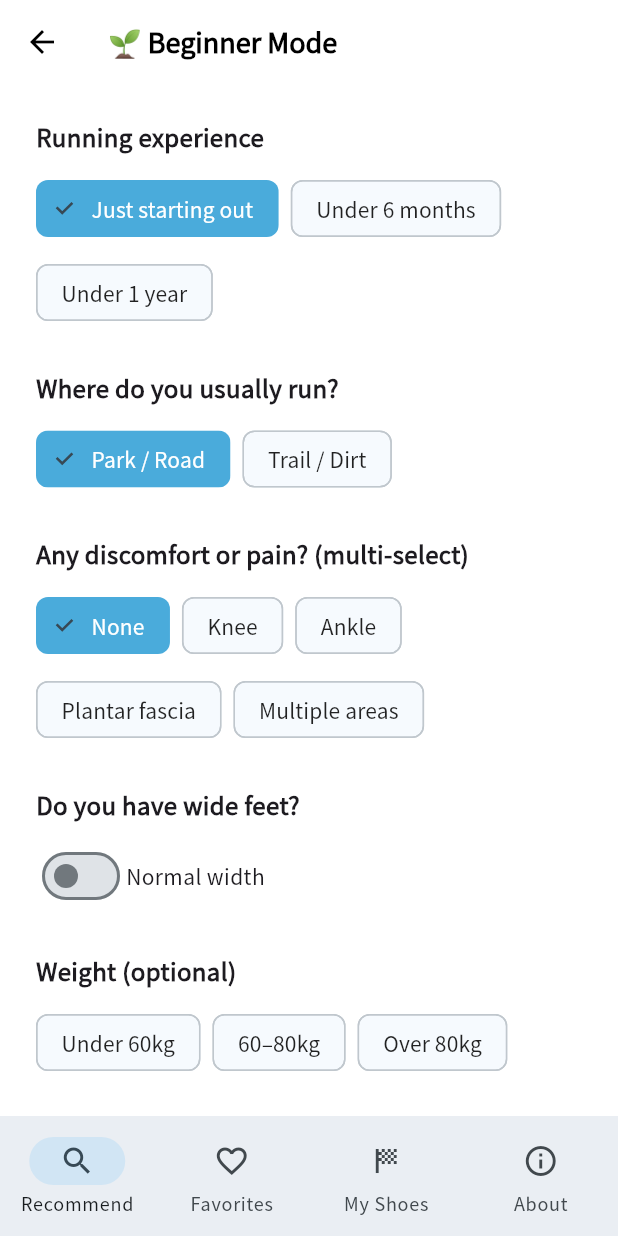
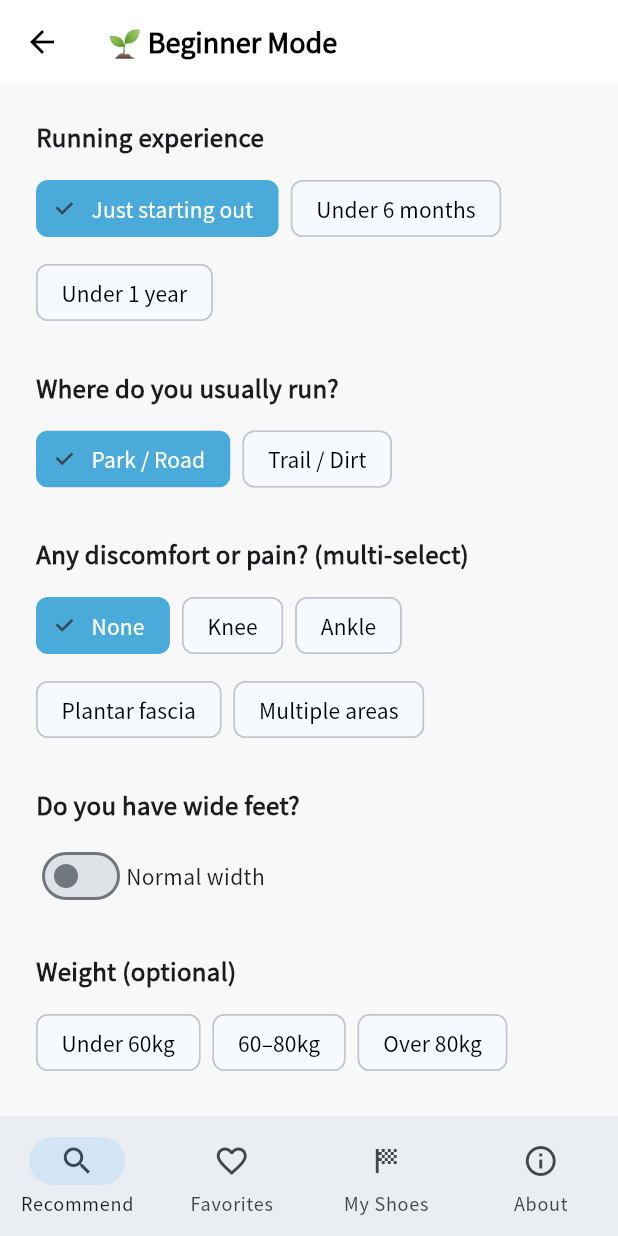
Before and after one commit to areumseo/find-your-sole, a Flutter app: the screen it shows after launch, after a tap on "Beginner", on a phone screen of 412 x 824 dp. Run offline on Flutter 3.47's test engine with Material 3 defaults, Android fonts, the phone set to English and light mode, and no system bars; our stand-ins replace google_fonts, shared_preferences, sqflite; accounts and stored records are empty.

Commit message:
feat: add dark mode support with system-aware theming
- Add AppColors + AppTheme BuildContext extension (semantic color tokens)
- Update MaterialApp to use ThemeMode.system with light/dark ThemeData
- Replace all hardcoded Colors.white/black/grey with context.cardBg,
  context.subtitleColor, context.textColor, context.borderColor, etc.
  across all screens (results, mode_select, beginner_form, expert_form,
  favorites_screen, about_screen, my_shoes)

Co-Authored-By: Claude Sonnet 4.6 <noreply@anthropic.com>

```diff
--- a/flutter_app/lib/main.dart
+++ b/flutter_app/lib/main.dart
@@ -2,6 +2,7 @@ import 'package:flutter/material.dart';
 import 'package:flutter_localizations/flutter_localizations.dart';
 import 'package:google_fonts/google_fonts.dart';
 import 'l10n/app_localizations.dart';
+import 'theme/app_colors.dart';
 import 'screens/recommend/recommend_tab.dart';
 import 'screens/portfolio/my_shoes.dart';
 import 'screens/favorites/favorites_screen.dart';
@@ -9,6 +10,36 @@ import 'screens/about/about_screen.dart';
 
 void main() {
   runApp(const FindYourSoleApp());
+}
+
+ThemeData _buildTheme(Brightness brightness) {
+  final isDark = brightness == Brightness.dark;
+  return ThemeData(
+    colorScheme: ColorScheme.fromSeed(
+      seedColor: AppColors.primary,
+      brightness: brightness,
+    ),
+    useMaterial3: true,
+    scaffoldBackgroundColor: isDark ? const Color(0xFF121212) : const Color(0xFFF8F8F8),
+    textTheme: GoogleFonts.notoSansKrTextTheme(
+      isDark ? ThemeData.dark().textTheme : ThemeData.light().textTheme,
+    ).copyWith(
+      titleLarge: GoogleFonts.notoSansKr(fontWeight: FontWeight.w900),
+      titleMedium: GoogleFonts.notoSansKr(fontWeight: FontWeight.w800),
+      titleSmall: GoogleFonts.notoSansKr(fontWeight: FontWeight.w700),
+    ),
+    appBarTheme: AppBarTheme(
+      backgroundColor: isDark ? const Color(0xFF1E1E1E) : Colors.white,
+      foregroundColor: isDark ? Colors.white : Colors.black,
+      elevation: 0,
+      titleTextStyle: GoogleFonts.notoSansKr(
+        fontWeight: FontWeight.w800,
+        fontSize: 18,
+        color: isDark ? Colors.white : Colors.black,
+      ),
+    ),
+    cardColor: isDark ? const Color(0xFF1E1E1E) : Colors.white,
+  );
 }
 
 class FindYourSoleApp extends StatelessWidget {
@@ -29,25 +60,9 @@ class FindYourSoleApp extends StatelessWidget {
         Locale('ko'),
         Locale('en'),
       ],
-      theme: ThemeData(
-        colorScheme: ColorScheme.fromSeed(
-          seedColor: const Color(0xFF4AABDB),
-          brightness: Brightness.light,
-        ),
-        useMaterial3: true,
-        textTheme: GoogleFonts.notoSansKrTextTheme().copyWith(
-          titleLarge: GoogleFonts.notoSansKr(fontWeight: FontWeight.w900),
-          titleMedium: GoogleFonts.notoSansKr(fontWeight: FontWeight.w800),
-          titleSmall: GoogleFonts.notoSansKr(fontWeight: FontWeight.w700),
-        ),
-        appBarTheme: AppBarTheme(
-          titleTextStyle: GoogleFonts.notoSansKr(
-            fontWeight: FontWeight.w800,
-            fontSize: 18,
-            color: Colors.black,
-          ),
-        ),
-      ),
+      theme: _buildTheme(Brightness.light),
+      darkTheme: _buildTheme(Brightness.dark),
+      themeMode: ThemeMode.system,
       home: const MainScreen(),
     );
   }
--- a/flutter_app/lib/screens/recommend/beginner_form.dart
+++ b/flutter_app/lib/screens/recommend/beginner_form.dart
@@ -2,6 +2,7 @@ import 'package:flutter/material.dart';
 import '../../l10n/app_localizations.dart';
 import '../../models/shoe.dart';
 import '../../services/api_service.dart';
+import '../../theme/app_colors.dart';
 import 'results.dart';
 
 class BeginnerFormScreen extends StatefulWidget {
@@ -80,14 +81,14 @@ class _BeginnerFormScreenState extends State<BeginnerFormScreen> {
     return Scaffold(
       appBar: AppBar(
         title: Text(l.beginnerModeTitle),
-        backgroundColor: Colors.white,
-        foregroundColor: Colors.black,
-        elevation: 0,
+
+
+
         leading: widget.onBack != null
             ? IconButton(icon: const Icon(Icons.arrow_back), onPressed: widget.onBack)
             : null,
       ),
-      backgroundColor: Colors.white,
+
       body: SingleChildScrollView(
         padding: const EdgeInsets.all(24),
         child: Column(
@@ -241,7 +242,7 @@ class _MultiChipGroup extends StatelessWidget {
           onSelected: (_) => onSelected(i),
           selectedColor: const Color(0xFF4AABDB),
           labelStyle: TextStyle(
-            color: selectedIndices.contains(i) ? Colors.white : Colors.black87,
+            color: selectedIndices.contains(i) ? Colors.white : context.textColor,
           ),
         ),
       ),
@@ -281,7 +282,7 @@ class _ChipGroup extends StatelessWidget {
           },
           selectedColor: const Color(0xFF4AABDB),
           labelStyle: TextStyle(
-            color: selectedIndex == i ? Colors.white : Colors.black87,
+            color: selectedIndex == i ? Colors.white : context.textColor,
           ),
         ),
       ),
--- a/flutter_app/lib/screens/recommend/expert_form.dart
+++ b/flutter_app/lib/screens/recommend/expert_form.dart
@@ -2,6 +2,7 @@ import 'package:flutter/material.dart';
 import '../../l10n/app_localizations.dart';
 import '../../models/shoe.dart';
 import '../../services/api_service.dart';
+import '../../theme/app_colors.dart';
 import 'results.dart';
 
 class ExpertFormScreen extends StatefulWidget {
@@ -74,14 +75,14 @@ class _ExpertFormScreenState extends State<ExpertFormScreen> {
     return Scaffold(
       appBar: AppBar(
         title: Text(l.expertModeTitle),
-        backgroundColor: Colors.white,
-        foregroundColor: Colors.black,
-        elevation: 0,
+
+
+
         leading: widget.onBack != null
             ? IconButton(icon: const Icon(Icons.arrow_back), onPressed: widget.onBack)
             : null,
       ),
-      backgroundColor: Colors.white,
+
       body: SingleChildScrollView(
         padding: const EdgeInsets.all(24),
         child: Column(
@@ -275,7 +276,7 @@ class _ChipGroup extends StatelessWidget {
           onSelected: (_) => onSelected(value),
           selectedColor: const Color(0xFF4AABDB),
           labelStyle: TextStyle(
-            color: isSelected ? Colors.white : Colors.black87,
+            color: isSelected ? Colors.white : context.textColor,
           ),
         );
       }),
--- a/flutter_app/lib/screens/recommend/mode_select.dart
+++ b/flutter_app/lib/screens/recommend/mode_select.dart
@@ -1,5 +1,6 @@
 import 'package:flutter/material.dart';
 import '../../l10n/app_localizations.dart';
+import '../../theme/app_colors.dart';
 
 class ModeSelectScreen extends StatelessWidget {
   final VoidCallback? onBeginnerTap;
@@ -11,7 +12,7 @@ class ModeSelectScreen extends StatelessWidget {
   Widget build(BuildContext context) {
     final l = AppLocalizations.of(context)!;
     return Scaffold(
-      backgroundColor: Colors.white,
+
       body: SafeArea(
         child: Padding(
           padding: const EdgeInsets.symmetric(horizontal: 24, vertical: 32),
@@ -29,7 +30,7 @@ class ModeSelectScreen extends StatelessWidget {
               const SizedBox(height: 8),
               Text(
                 l.modeSelectSubtitle,
-                style: const TextStyle(fontSize: 16, color: Colors.black54),
+                style: TextStyle(fontSize: 16, color: context.subtitleColor),
               ),
               const SizedBox(height: 48),
               _ModeCard(
@@ -122,9 +123,9 @@ class _ModeCard extends StatelessWidget {
                   const SizedBox(height: 6),
                   Text(
                     description,
-                    style: const TextStyle(
+                    style: TextStyle(
                       fontSize: 14,
-                      color: Colors.black54,
+                      color: context.subtitleColor,
                       height: 1.5,
                     ),
                   ),
```
Also changed, not shown: flutter_app/lib/screens/about/about_screen.dart (+8 -8 lines), flutter_app/lib/screens/favorites/favorites_screen.dart (+10 -10 lines), flutter_app/lib/screens/portfolio/my_shoes.dart (+11 -11 lines), flutter_app/lib/screens/recommend/results.dart (+11 -14 lines), flutter_app/lib/theme/app_colors.dart (added, +28 -0 lines).
